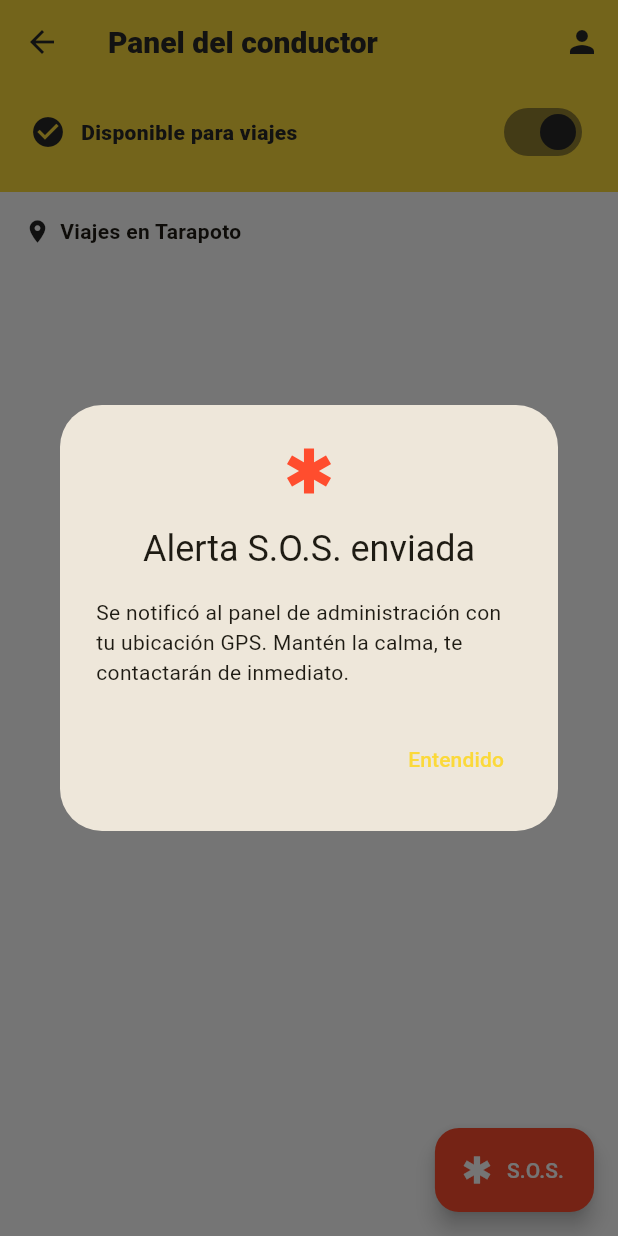
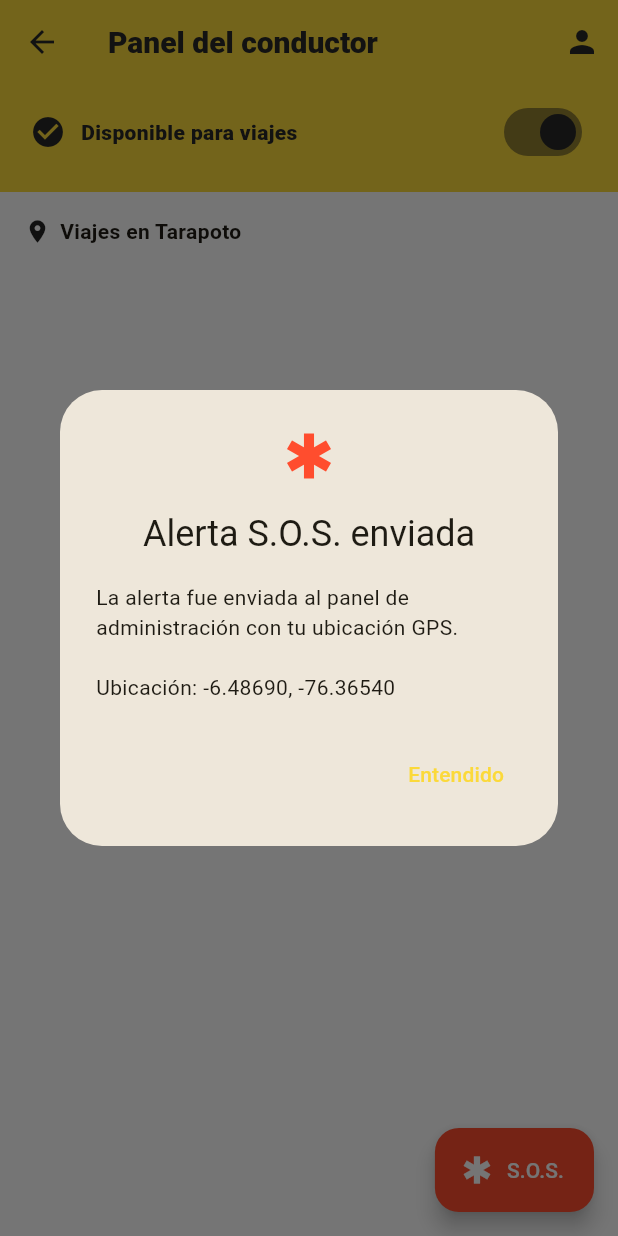
Before and after one commit to Minicodeveloper/mijanodrive, a Flutter app: the DriverDashboardScreen screen opened by its route, after a tap on "S.O.S.", on a phone screen of 412 x 824 dp. Run offline on Flutter 3.47's test engine with Material 3 defaults, Android fonts, the phone set to English and light mode, and no system bars; our stand-ins replace cloud_firestore, firebase_auth, firebase_core, geolocator, hive_flutter, image_picker and 1 more; accounts and stored records are empty.

Commit message:
Implementa alerta SOS del conductor

```diff
--- a/lib/screens/driver/driver_dashboard_screen.dart
+++ b/lib/screens/driver/driver_dashboard_screen.dart
@@ -52,14 +52,34 @@ class _DriverDashboardScreenState extends State<DriverDashboardScreen> {
     }
   }
 
-  void _sos() {
+Future<void> _sos() async {
+  try {
+    final pos = await LocationService.instance.current();
+
+    await _fs.createSosAlert(
+      driverId: _uid,
+      latitude: pos.latitude,
+      longitude: pos.longitude,
+      city: _city,
+    );
+
+    if (!mounted) return;
+
     showDialog(
       context: context,
       builder: (_) => AlertDialog(
-        icon: const Icon(Icons.emergency, color: MijanoTheme.signal, size: 40),
+        icon: const Icon(
+          Icons.emergency,
+          color: MijanoTheme.signal,
+          size: 40,
+        ),
         title: const Text('Alerta S.O.S. enviada'),
-        content: const Text(
-            'Se notificó al panel de administración con tu ubicación GPS. Mantén la calma, te contactarán de inmediato.'),
+        content: Text(
+          'La alerta fue enviada al panel de administración '
+          'con tu ubicación GPS.\n\n'
+          'Ubicación: ${pos.latitude.toStringAsFixed(5)}, '
+          '${pos.longitude.toStringAsFixed(5)}',
+        ),
         actions: [
           TextButton(
             onPressed: () => Navigator.pop(context),
@@ -68,7 +88,16 @@ class _DriverDashboardScreenState extends State<DriverDashboardScreen> {
         ],
       ),
     );
+  } catch (e) {
+    if (!mounted) return;
+
+    ScaffoldMessenger.of(context).showSnackBar(
+      const SnackBar(
+        content: Text('No se pudo enviar la alerta S.O.S.'),
+      ),
+    );
   }
+}
 
   @override
   Widget build(BuildContext context) {
```
Also changed, not shown: lib/services/firestore_service.dart (+16 -0 lines).
